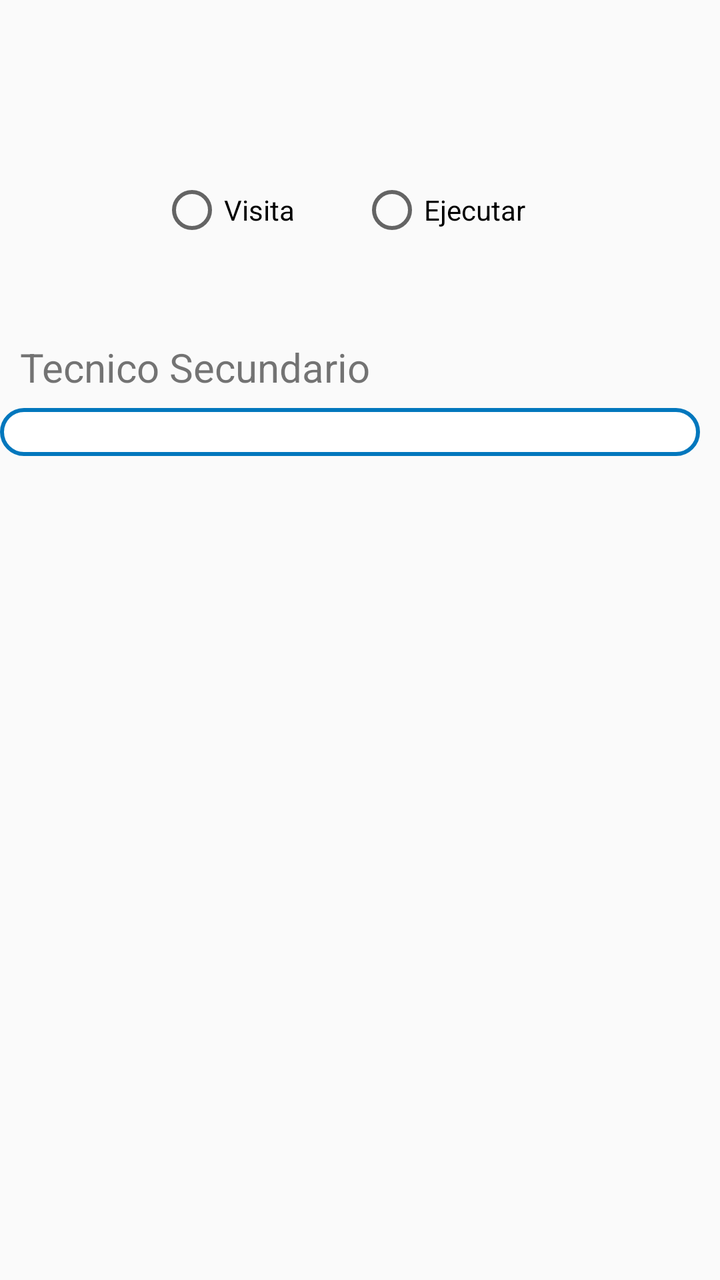
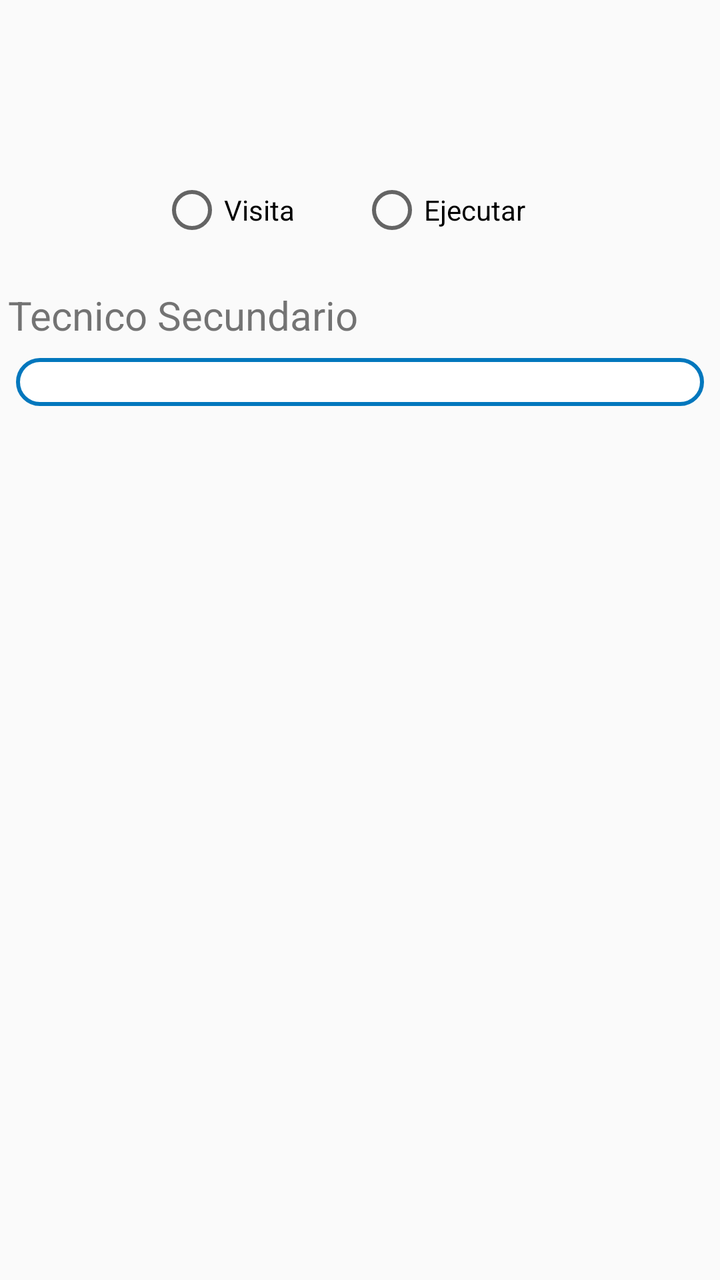

Two renders of the same Android screen: before a commit and after it. Below are the layout's source before the change and the commit's diff.
<!-- AndroidManifest.xml: application theme AppTheme -->
<!-- res/layout/activity_horas_reporte.xml -->
<?xml version="1.0" encoding="utf-8"?>
<FrameLayout xmlns:android="http://schemas.android.com/apk/res/android"
    xmlns:tools="http://schemas.android.com/tools"
    android:layout_width="match_parent"
    android:layout_height="match_parent"
    xmlns:app="http://schemas.android.com/apk/res-auto"
    tools:context=".Fragments.HorasReportes">
    <RelativeLayout
        android:id="@+id/rb"
        android:layout_width="match_parent"
        android:layout_height="50dp"
        android:layout_alignParentStart="true"
        android:layout_alignParentTop="true"
        android:layout_marginStart="0dp"
        android:layout_marginTop="89dp">

        <RadioGroup
            android:id="@+id/grupo_dias"
            android:layout_width="match_parent"
            android:layout_height="match_parent"
            android:orientation="horizontal">

            <RadioButton
                android:id="@+id/ejutada1"
                android:layout_width="100dp"
                android:layout_height="wrap_content"
                android:layout_marginStart="80dp"
                android:text="@string/visita"
                />

            <RadioButton
                android:id="@+id/visitada1"
                android:layout_width="100dp"
                android:layout_height="wrap_content"
                android:text="@string/ejecutar"
                />
        </RadioGroup>
    </RelativeLayout>
    <ScrollView
        android:layout_width="fill_parent"
        android:layout_height="match_parent"
        android:layout_alignParentStart="true"
        android:layout_marginStart="0dp"
        android:layout_marginTop="120dp"
        android:verticalScrollbarPosition="defaultPosition"
        android:visibility="visible">
        <RelativeLayout
            android:layout_width="match_parent"
            android:layout_height="375dp"
            android:layout_alignParentStart="true"
            android:layout_alignParentBottom="true">

            <RelativeLayout
                android:id="@+id/RE1"
                android:layout_width="wrap_content"
                android:layout_height="wrap_content"
                android:layout_alignParentStart="true"
                android:layout_marginStart="0dp"
                android:visibility="visible"
                tools:ignore="NotSibling">

                
            </RelativeLayout>

            <RelativeLayout
                android:id="@+id/RV1"
                android:layout_width="match_parent"
                android:layout_height="193dp"
                android:layout_below="@+id/RE1"
                android:visibility="gone">

                <TextView
                    android:id="@+id/qwe"
                    android:layout_width="wrap_content"
                    android:layout_height="wrap_content"
                    android:layout_alignParentTop="true"
                    android:layout_marginStart="10dp"
                    android:layout_marginLeft="8dp"
                    android:layout_marginTop="18dp"
                    android:text="@string/visita1"
                    android:textSize="22sp"
                    android:textStyle="bold" />

                <TextView
                    android:id="@+id/visit2"
                    android:layout_width="wrap_content"
                    android:layout_height="wrap_content"
                    android:layout_below="@+id/qwe"
                    android:layout_marginStart="10dp"
                    android:layout_marginLeft="8dp"
                    android:layout_marginTop="27dp"
                    android:text="@string/visita2"
                    android:textSize="22sp"
                    android:textStyle="bold" />

                <TextView
                    android:id="@+id/asd"
                    android:layout_width="wrap_content"
                    android:layout_height="wrap_content"
                    android:layout_below="@+id/visit2"
                    android:layout_marginStart="10dp"
                    android:layout_marginLeft="8dp"
                    android:layout_marginTop="27dp"
                    android:text="@string/visita3"
                    android:textSize="22sp"
                    android:textStyle="bold" />

                <EditText
                    android:id="@+id/visita11"
                    android:layout_width="match_parent"
                    android:layout_height="wrap_content"
                    android:layout_alignParentTop="true"
                    android:layout_alignParentEnd="true"
                    android:layout_marginStart="65dp"
                    android:layout_marginTop="8dp"
                    android:layout_marginEnd="10dp"
                    android:layout_toEndOf="@+id/qwe"
                    android:focusable="false"
                    android:hint="@string/fechaformato"
                    android:textSize="20dp" />

                <EditText
                    android:id="@+id/visita21"
                    android:layout_width="match_parent"
                    android:layout_height="wrap_content"
                    android:layout_below="@+id/visita11"
                    android:layout_alignParentEnd="true"
                    android:layout_marginStart="65dp"
                    android:layout_marginTop="8dp"
                    android:layout_marginEnd="10dp"
                    android:layout_toEndOf="@+id/visit2"
                    android:enabled="false"
                    android:focusable="false"
                    android:hint="@string/fechaformato"
                    android:textSize="20dp" />

                <EditText
                    android:id="@+id/visita31"
                    android:layout_width="wrap_content"
                    android:layout_height="wrap_content"
                    android:layout_below="@+id/visita21"
                    android:layout_alignParentEnd="true"
                    android:layout_marginStart="65dp"
                    android:layout_marginTop="8dp"
                    android:layout_marginEnd="10dp"
                    android:layout_toEndOf="@+id/asd"
                    android:enabled="false"
                    android:focusable="false"
                    android:hint="@string/fechaformato"
                    android:textSize="20dp" />
            </RelativeLayout>


            


            <TextView
                android:id="@+id/textView3"
                android:layout_width="wrap_content"
                android:layout_height="wrap_content"
                android:layout_below="@+id/RV1"
                android:layout_marginStart="10dp"
                android:layout_marginTop="50dp"
                android:text="@string/tecnico_Sec"
                android:textSize="20dp"
                app:layout_constraintStart_toStartOf="parent"
                app:layout_constraintTop_toTopOf="parent" />

            <Spinner
                android:id="@+id/tecnicosec1"
                android:layout_width="350dp"
                android:layout_height="24dp"
                android:layout_below="@+id/textView3"
                android:layout_marginTop="7dp"
                android:background="@drawable/disenio_spinner"
                app:layout_constraintStart_toStartOf="parent"
                app:layout_constraintTop_toBottomOf="@+id/textView3"
                app:layout_constraintTop_toTopOf="parent" />

        </RelativeLayout>
    </ScrollView>
</FrameLayout>
<!-- resources referenced by this layout -->
<resources>
  <!-- drawable disenio_spinner (drawable) -->
  <?xml version="1.0" encoding="utf-8"?>
  <selector xmlns:android="http://schemas.android.com/apk/res/android">
      <item>
          <shape>
              <solid
                  android:color="@color/fondoBlanco">
              </solid>
  
              <corners android:radius="15dp" />
  
              <padding
                  android:bottom="1dp"
                  android:left="2dp"
                  android:right="10dp"
                  android:top="1dp" />
              <stroke
                  android:width="2dp"
                  android:color="@color/colorPrimary"/>
          </shape>
      </item>
  </selector>
  <string name="ejecutar">Ejecutar</string>
  <string name="fechaformato">dd/MM/AAAA</string>
  <string name="tecnico_Sec">Tecnico Secundario</string>
  <string name="visita">Visita</string>
  <string name="visita1">Visita 1</string>
  <string name="visita2">Visita 2</string>
  <string name="visita3">Visita 3</string>
  <style name="AppTheme" parent="Theme.AppCompat.Light.DarkActionBar">
          
          <item name="colorPrimary">@color/colorPrimary</item>
          <item name="colorPrimaryDark">@color/colorPrimaryDark</item>
          <item name="colorAccent">@color/colorAccent</item>
          <item name="android:colorForeground">@android:color/background_dark</item>
      </style>
  <color name="fondoBlanco">#fff</color>
  <color name="colorPrimary">#0277BD</color>
  <color name="colorPrimaryDark">#004C8C</color>
  <color name="colorAccent">#0000FF</color>
</resources>

<!-- the commit's change to res/layout/activity_horas_reporte.xml (unified diff, before → after) -->
@@ -5,7 +5,7 @@
     android:layout_height="match_parent"
     xmlns:app="http://schemas.android.com/apk/res-auto"
     tools:context=".Fragments.HorasReportes">
-    <RelativeLayout
+    <android.support.constraint.ConstraintLayout
         android:id="@+id/rb"
         android:layout_width="match_parent"
         android:layout_height="50dp"
@@ -18,24 +18,25 @@
             android:id="@+id/grupo_dias"
             android:layout_width="match_parent"
             android:layout_height="match_parent"
-            android:orientation="horizontal">
+            android:orientation="horizontal"
+            app:layout_constraintEnd_toEndOf="parent"
+            app:layout_constraintStart_toStartOf="parent"
+            app:layout_constraintTop_toTopOf="parent">
 
             <RadioButton
                 android:id="@+id/ejutada1"
                 android:layout_width="100dp"
                 android:layout_height="wrap_content"
                 android:layout_marginStart="80dp"
-                android:text="@string/visita"
-                />
+                android:text="@string/visita" />
 
             <RadioButton
                 android:id="@+id/visitada1"
                 android:layout_width="100dp"
                 android:layout_height="wrap_content"
-                android:text="@string/ejecutar"
-                />
+                android:text="@string/ejecutar" />
         </RadioGroup>
-    </RelativeLayout>
+    </android.support.constraint.ConstraintLayout>
     <ScrollView
         android:layout_width="fill_parent"
         android:layout_height="match_parent"
@@ -44,30 +45,22 @@
         android:layout_marginTop="120dp"
         android:verticalScrollbarPosition="defaultPosition"
         android:visibility="visible">
-        <RelativeLayout
+        <android.support.constraint.ConstraintLayout
             android:layout_width="match_parent"
             android:layout_height="375dp"
             android:layout_alignParentStart="true"
             android:layout_alignParentBottom="true">
 
-            <RelativeLayout
-                android:id="@+id/RE1"
-                android:layout_width="wrap_content"
-                android:layout_height="wrap_content"
-                android:layout_alignParentStart="true"
-                android:layout_marginStart="0dp"
-                android:visibility="visible"
-                tools:ignore="NotSibling">
-
-                
-            </RelativeLayout>
 
             <RelativeLayout
                 android:id="@+id/RV1"
                 android:layout_width="match_parent"
                 android:layout_height="193dp"
                 android:layout_below="@+id/RE1"
-                android:visibility="gone">
+                android:visibility="gone"
+                app:layout_constraintEnd_toEndOf="parent"
+                app:layout_constraintStart_toStartOf="parent"
+                app:layout_constraintTop_toTopOf="parent">
 
                 <TextView
                     android:id="@+id/qwe"
@@ -156,27 +149,31 @@
 
             <TextView
                 android:id="@+id/textView3"
-                android:layout_width="wrap_content"
+                android:layout_width="0dp"
                 android:layout_height="wrap_content"
                 android:layout_below="@+id/RV1"
-                android:layout_marginStart="10dp"
-                android:layout_marginTop="50dp"
+                android:layout_marginStart="4dp"
+                android:layout_marginTop="24dp"
+                android:layout_marginEnd="8dp"
                 android:text="@string/tecnico_Sec"
                 android:textSize="20dp"
+                app:layout_constraintEnd_toEndOf="parent"
                 app:layout_constraintStart_toStartOf="parent"
                 app:layout_constraintTop_toTopOf="parent" />
 
             <Spinner
                 android:id="@+id/tecnicosec1"
-                android:layout_width="350dp"
+                android:layout_width="0dp"
                 android:layout_height="24dp"
                 android:layout_below="@+id/textView3"
-                android:layout_marginTop="7dp"
+                android:layout_marginStart="8dp"
+                android:layout_marginTop="8dp"
+                android:layout_marginEnd="8dp"
                 android:background="@drawable/disenio_spinner"
+                app:layout_constraintEnd_toEndOf="parent"
                 app:layout_constraintStart_toStartOf="parent"
-                app:layout_constraintTop_toBottomOf="@+id/textView3"
-                app:layout_constraintTop_toTopOf="parent" />
+                app:layout_constraintTop_toBottomOf="@+id/textView3" />
 
-        </RelativeLayout>
+        </android.support.constraint.ConstraintLayout>
     </ScrollView>
 </FrameLayout>
